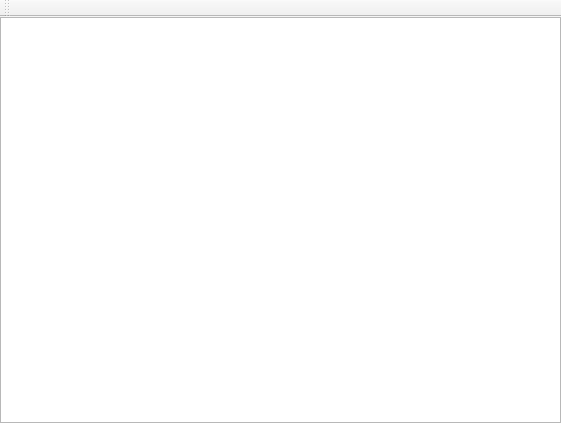
First picture: the form in crushcolorsaga/mainwindow.ui, repository scorpheus/crush-color-saga-ggj2014, before the edit.
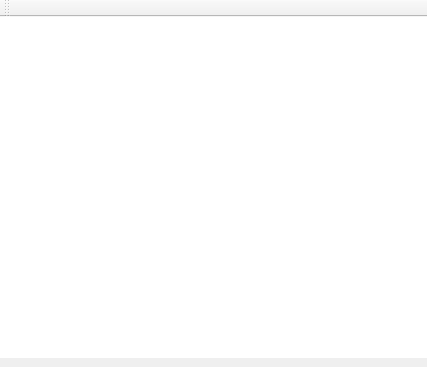
Second picture: the form after the edit.

The edit to the form file:
```diff
--- a/crushcolorsaga/mainwindow.ui
+++ b/crushcolorsaga/mainwindow.ui
@@ -6,22 +6,39 @@
    <rect>
     <x>0</x>
     <y>0</y>
-    <width>561</width>
-    <height>423</height>
+    <width>427</width>
+    <height>367</height>
    </rect>
   </property>
   <property name="windowTitle">
    <string>MainWindow</string>
   </property>
   <widget class="QWidget" name="centralWidget">
-   <layout class="QVBoxLayout" name="verticalLayout">
-    <property name="margin">
-     <number>0</number>
+   <widget class="QGraphicsView" name="graphicsView">
+    <property name="geometry">
+     <rect>
+      <x>0</x>
+      <y>0</y>
+      <width>427</width>
+      <height>341</height>
+     </rect>
     </property>
-    <item>
-     <widget class="QGraphicsView" name="graphicsView"/>
-    </item>
-   </layout>
+    <property name="sizePolicy">
+     <sizepolicy hsizetype="Fixed" vsizetype="Fixed">
+      <horstretch>0</horstretch>
+      <verstretch>0</verstretch>
+     </sizepolicy>
+    </property>
+    <property name="frameShape">
+     <enum>QFrame::NoFrame</enum>
+    </property>
+    <property name="verticalScrollBarPolicy">
+     <enum>Qt::ScrollBarAlwaysOff</enum>
+    </property>
+    <property name="horizontalScrollBarPolicy">
+     <enum>Qt::ScrollBarAlwaysOff</enum>
+    </property>
+   </widget>
   </widget>
   <widget class="QMenuBar" name="menuBar">
    <property name="geometry">
```
Left out of the diff: 2 changed lines with no effect on the pictures.
